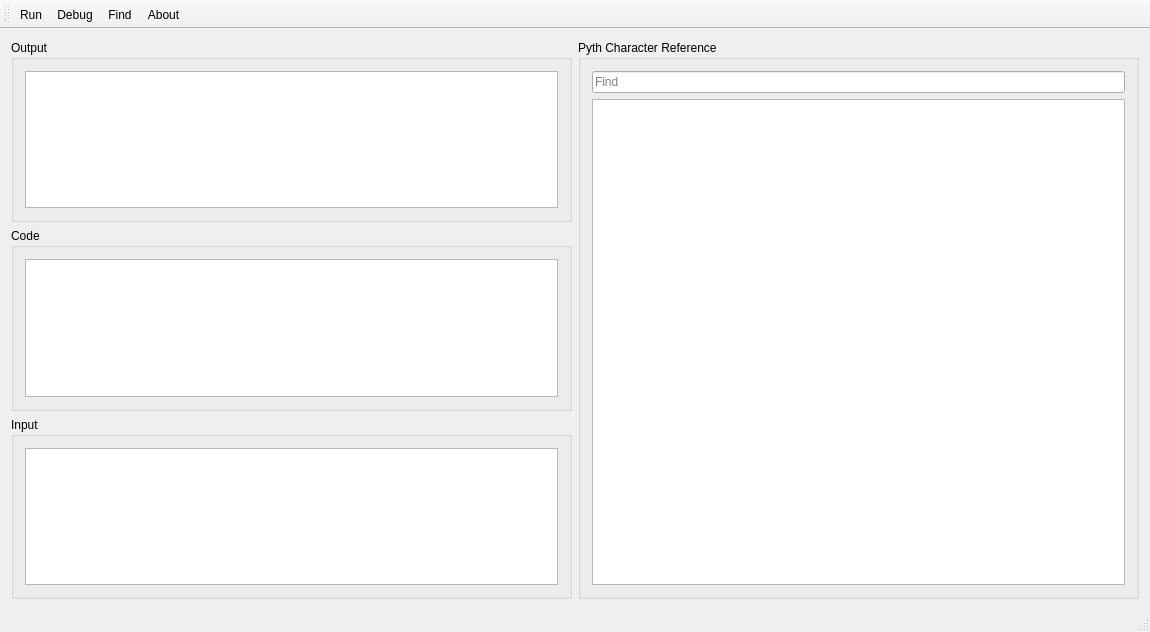
Qt form mainwindow.ui (jakobkogler/PythIDE) before a commit.
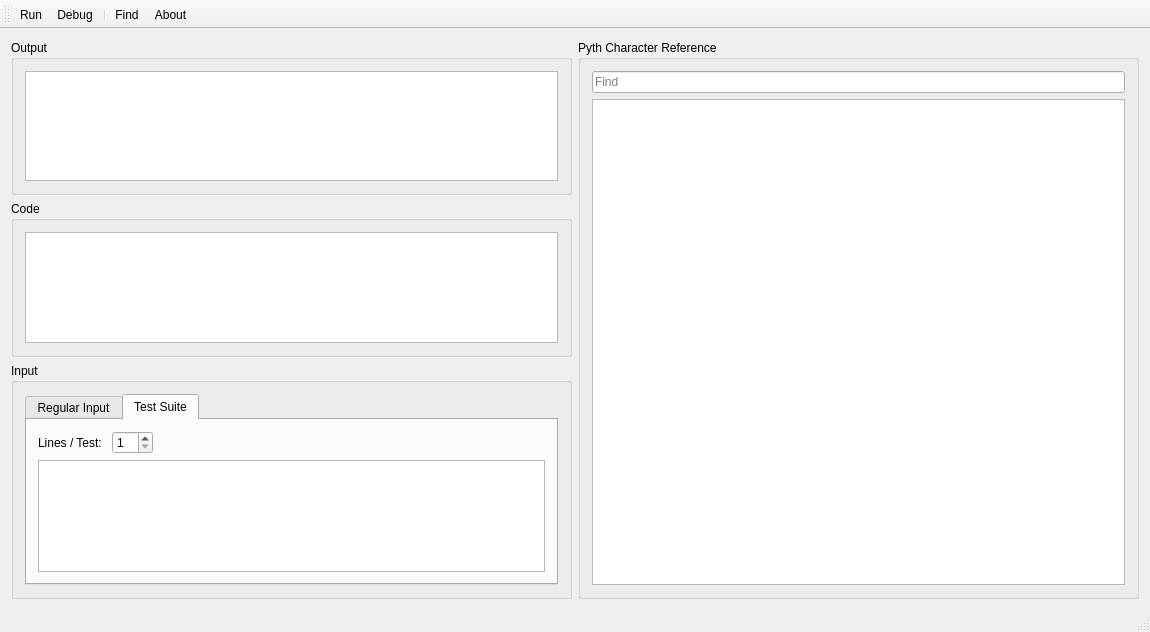
The same form after that commit. The open tabs and pages were chosen to show the change.

Commit message: switch between test-suite and regular input

What changed in the file:
```diff
--- a/mainwindow.ui
+++ b/mainwindow.ui
@@ -57,12 +57,76 @@
         <property name="title">
          <string>Input</string>
         </property>
-        <layout class="QHBoxLayout" name="horizontalLayout_3">
+        <layout class="QVBoxLayout" name="verticalLayout_3">
          <item>
-          <widget class="QPlainTextEdit" name="input_text_edit">
-           <property name="tabChangesFocus">
-            <bool>true</bool>
+          <widget class="QTabWidget" name="tabWidget">
+           <property name="focusPolicy">
+            <enum>Qt::ClickFocus</enum>
            </property>
+           <property name="currentIndex">
+            <number>0</number>
+           </property>
+           <widget class="QWidget" name="regular_input">
+            <attribute name="title">
+             <string>Regular Input</string>
+            </attribute>
+            <layout class="QVBoxLayout" name="verticalLayout_4">
+             <item>
+              <widget class="QPlainTextEdit" name="input_text_edit">
+               <property name="tabChangesFocus">
+                <bool>true</bool>
+               </property>
+              </widget>
+             </item>
+            </layout>
+           </widget>
+           <widget class="QWidget" name="test_suite">
+            <attribute name="title">
+             <string>Test Suite</string>
+            </attribute>
+            <layout class="QGridLayout" name="gridLayout">
+             <item row="0" column="0">
+              <widget class="QLabel" name="test_suite_label">
+               <property name="enabled">
+                <bool>true</bool>
+               </property>
+               <property name="text">
+                <string>Lines / Test: </string>
+               </property>
+              </widget>
+             </item>
+             <item row="0" column="1">
+              <widget class="QSpinBox" name="test_suite_spinbox">
+               <property name="focusPolicy">
+                <enum>Qt::ClickFocus</enum>
+               </property>
+               <property name="minimum">
+                <number>1</number>
+               </property>
+              </widget>
+             </item>
+             <item row="0" column="2">
+              <spacer name="test_suite_spacer">
+               <property name="orientation">
+                <enum>Qt::Horizontal</enum>
+               </property>
+               <property name="sizeHint" stdset="0">
+                <size>
+                 <width>40</width>
+                 <height>20</height>
+                </size>
+               </property>
+              </spacer>
+             </item>
+             <item row="1" column="0" colspan="3">
+              <widget class="QPlainTextEdit" name="test_suite_text_edit">
+               <property name="tabChangesFocus">
+                <bool>true</bool>
+               </property>
+              </widget>
+             </item>
+            </layout>
+           </widget>
           </widget>
          </item>
         </layout>
@@ -125,10 +189,11 @@
     <enum>TopToolBarArea</enum>
    </attribute>
    <attribute name="toolBarBreak">
-    <bool>true</bool>
+    <bool>false</bool>
    </attribute>
    <addaction name="action_run"/>
    <addaction name="action_debug"/>
+   <addaction name="separator"/>
    <addaction name="action_find"/>
    <addaction name="action_about"/>
   </widget>
```
The commit also changes 1 other file.
